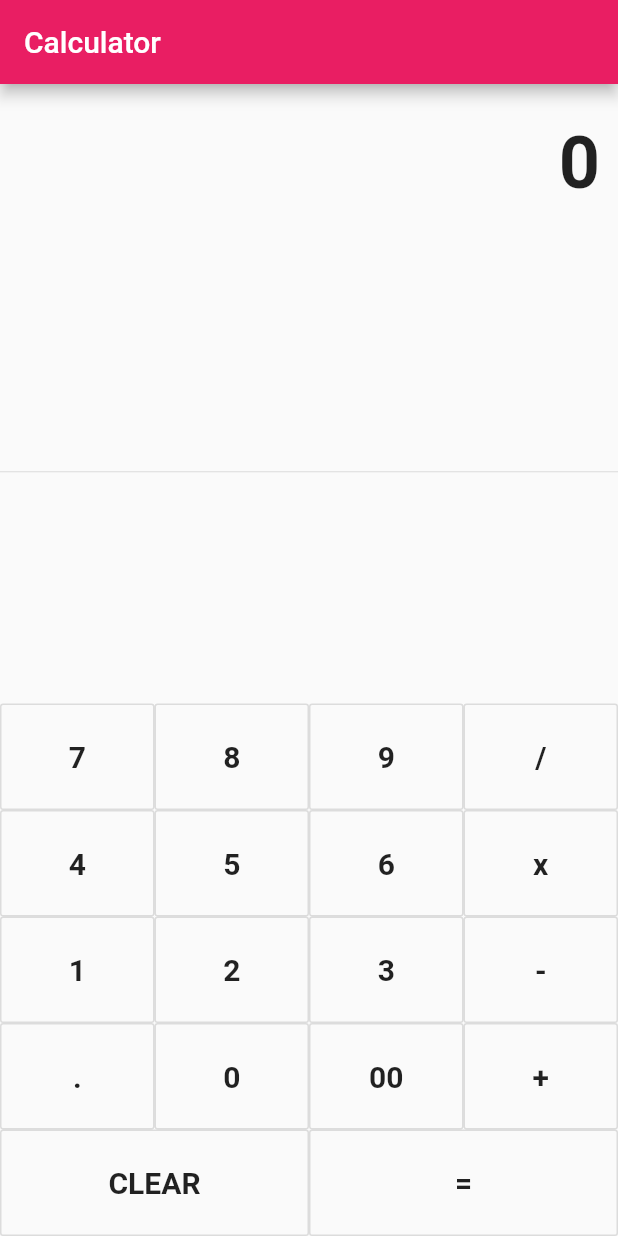
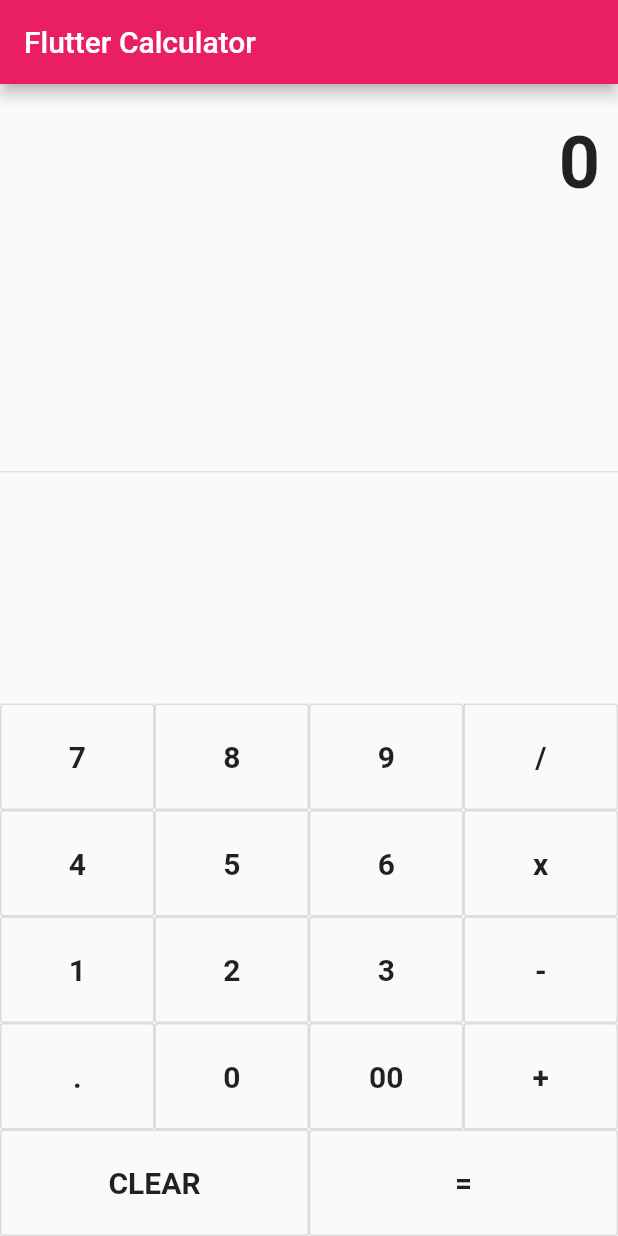
Before and after one commit to JohnEmerson1406/flutter-calculator-app, a Flutter app: the screen it shows after launch, on a phone screen of 412 x 824 dp. Run offline on Flutter 3.47's test engine with Material 2 defaults, Android fonts, the phone set to English and light mode, and no system bars.

Commit message:
style: change app name

```diff
--- a/lib/main.dart
+++ b/lib/main.dart
@@ -10,7 +10,7 @@ class MyApp extends StatelessWidget {
       theme: ThemeData(
         primarySwatch: Colors.pink,
       ),
-      home: MyHomePage(title: 'Calculator'),
+      home: MyHomePage(title: 'Flutter Calculator'),
     );
   }
 }
```
